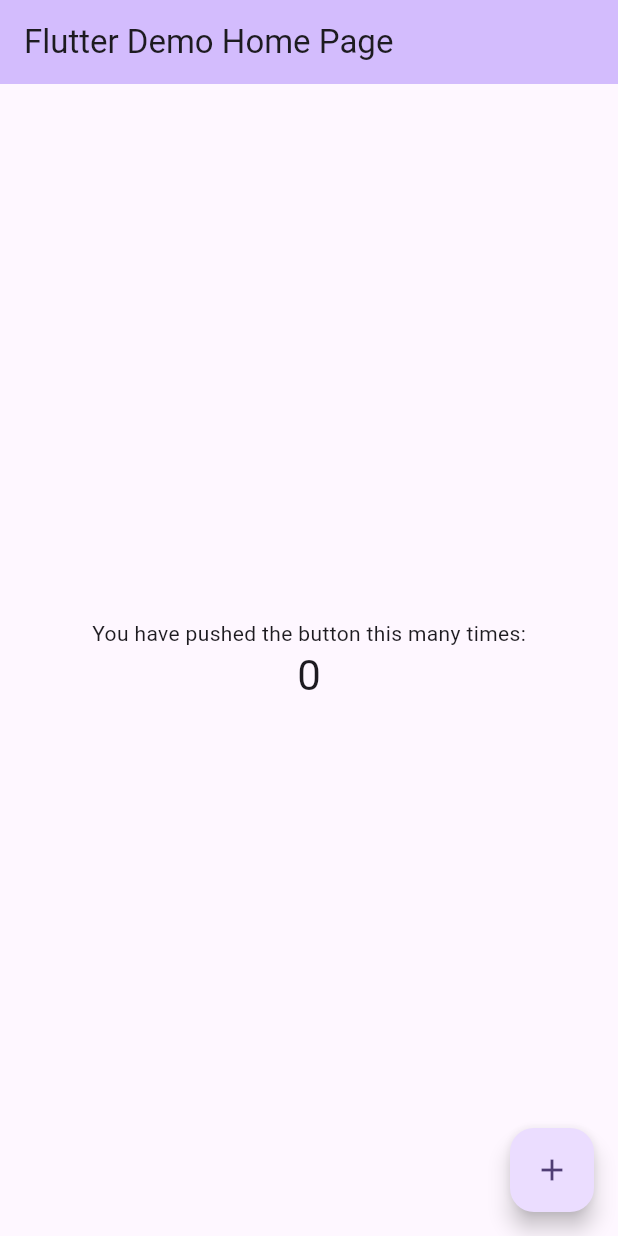
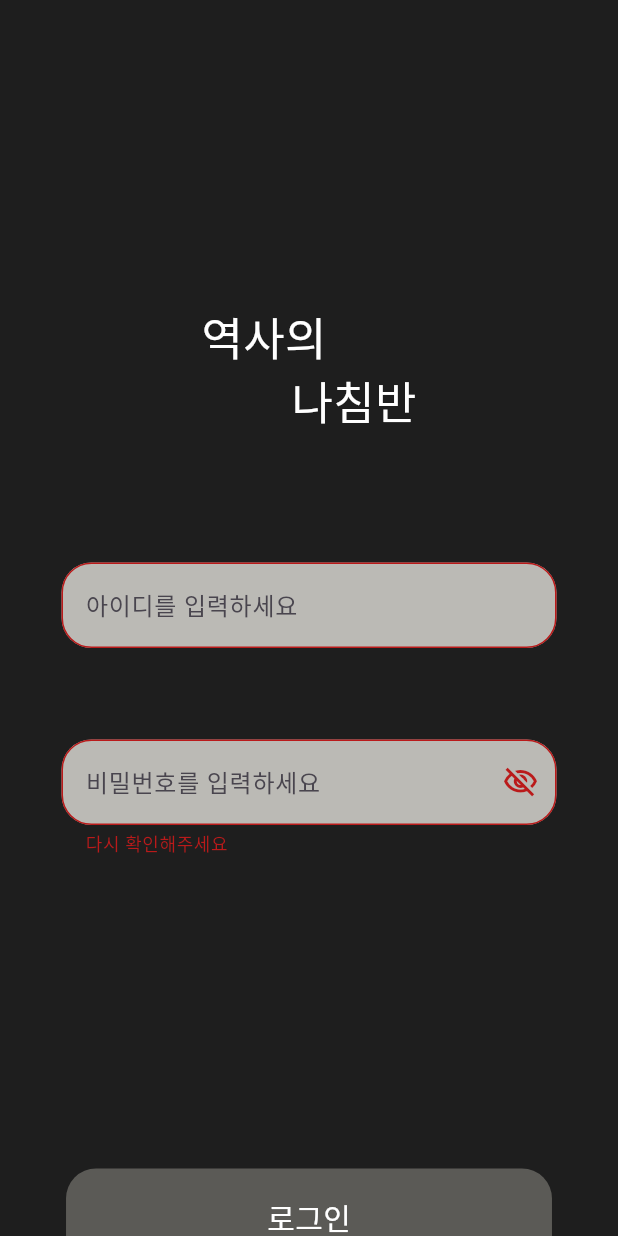
Before and after one commit to dsm-10/camposs, a Flutter app: the screen it shows after launch, on a phone screen of 412 x 824 dp. Run offline on Flutter 3.47's test engine with Material 3 defaults, Android fonts, the phone set to English and light mode, and no system bars.

Commit message:
loginpage
loginpage

```diff
--- /dev/null
+++ b/lib/component/login_botton.dart
@@ -0,0 +1,19 @@
+import 'package:flutter/material.dart';
+
+class LoginBotton extends StatelessWidget {
+  const LoginBotton({super.key,required this.way});
+final String way;
+  @override
+  Widget build(BuildContext context) {
+    return Container(
+      decoration: BoxDecoration(
+        color: Color(0xff5B5A56),
+        borderRadius: BorderRadius.circular(20),
+      ),
+      child: Padding(
+        padding: const EdgeInsets.symmetric(vertical: 18,horizontal: 134),
+        child: Text(way,style: TextStyle(fontSize: 20,color: Colors.white),),
+      ),
+    );
+  }
+}
--- /dev/null
+++ b/lib/component/text_field.dart
@@ -0,0 +1,28 @@
+import 'package:flutter/material.dart';
+
+class TextsField extends StatelessWidget {
+  const TextsField({super.key,required this.hintText,required this.obsText,required this.suffixIcon,required this.errorText});
+final String hintText;
+final bool obsText;
+final Widget? suffixIcon;
+final String errorText;
+  @override
+  Widget build(BuildContext context) {
+    final baseboder = OutlineInputBorder(
+      borderRadius: BorderRadius.circular(20),
+      borderSide: BorderSide(color: Color(0xffBBBAB5)),
+    );
+    return TextFormField(
+      obscureText: obsText,
+        decoration: InputDecoration(
+          hintText: hintText,
+          border: baseboder,
+            fillColor: Color(0xffBBBAB5),
+          filled: true,
+          suffixIcon: suffixIcon,
+         errorText: errorText,
+        ),
+      textInputAction: TextInputAction.search,
+    );
+  }
+}
--- /dev/null
+++ b/lib/component/title.dart
@@ -0,0 +1,19 @@
+import 'package:flutter/material.dart';
+
+class Titles extends StatelessWidget {
+  const Titles({super.key});
+
+  @override
+  Widget build(BuildContext context) {
+    return Column(
+      crossAxisAlignment: CrossAxisAlignment.start,
+      children: [
+        Text('역사의',style: TextStyle(color: Colors.white,fontSize: 30),),
+        Padding(
+          padding: const EdgeInsets.only(left: 60),
+          child: Text('나침반',style: TextStyle(color: Colors.white,fontSize: 30),),
+        ),
+      ],
+    );
+  }
+}
--- a/lib/main.dart
+++ b/lib/main.dart
@@ -1,3 +1,4 @@
+import 'package:camposs/view/login_page.dart';
 import 'package:flutter/material.dart';
 
 void main() {
@@ -30,93 +31,8 @@
         // tested with just a hot reload.
         colorScheme: ColorScheme.fromSeed(seedColor: Colors.deepPurple),
       ),
-      home: const MyHomePage(title: 'Flutter Demo Home Page'),
+      debugShowCheckedModeBanner: false,
+      home: const LoginPage(),
     );
   }
 }
-
-class MyHomePage extends StatefulWidget {
-  const MyHomePage({super.key, required this.title});
-
-  // This widget is the home page of your application. It is stateful, meaning
-  // that it has a State object (defined below) that contains fields that affect
-  // how it looks.
-
-  // This class is the configuration for the state. It holds the values (in this
-  // case the title) provided by the parent (in this case the App widget) and
-  // used by the build method of the State. Fields in a Widget subclass are
-  // always marked "final".
-
-  final String title;
-
-  @override
-  State<MyHomePage> createState() => _MyHomePageState();
-}
-
-class _MyHomePageState extends State<MyHomePage> {
-  int _counter = 0;
-
-  void _incrementCounter() {
-    setState(() {
-      // This call to setState tells the Flutter framework that something has
-      // changed in this State, which causes it to rerun the build method below
-      // so that the display can reflect the updated values. If we changed
-      // _counter without calling setState(), then the build method would not be
-      // called again, and so nothing would appear to happen.
-      _counter++;
-    });
-  }
-
-  @override
-  Widget build(BuildContext context) {
-    // This method is rerun every time setState is called, for instance as done
-    // by the _incrementCounter method above.
-    //
-    // The Flutter framework has been optimized to make rerunning build methods
-    // fast, so that you can just rebuild anything that needs updating rather
-    // than having to individually change instances of widgets.
-    return Scaffold(
-      appBar: AppBar(
-        // TRY THIS: Try changing the color here to a specific color (to
-        // Colors.amber, perhaps?) and trigger a hot reload to see the AppBar
-        // change color while the other colors stay the same.
-        backgroundColor: Theme.of(context).colorScheme.inversePrimary,
-        // Here we take the value from the MyHomePage object that was created by
-        // the App.build method, and use it to set our appbar title.
-        title: Text(widget.title),
-      ),
-      body: Center(
-        // Center is a layout widget. It takes a single child and positions it
-        // in the middle of the parent.
-        child: Column(
-          // Column is also a layout widget. It takes a list of children and
-          // arranges them vertically. By default, it sizes itself to fit its
-          // children horizontally, and tries to be as tall as its parent.
-          //
-          // Column has various properties to control how it sizes itself and
-          // how it positions its children. Here we use mainAxisAlignment to
-          // center the children vertically; the main axis here is the vertical
-          // axis because Columns are vertical (the cross axis would be
-          // horizontal).
-          //
-          // TRY THIS: Invoke "debug painting" (choose the "Toggle Debug Paint"
-          // action in the IDE, or press "p" in the console), to see the
-          // wireframe for each widget.
-          mainAxisAlignment: MainAxisAlignment.center,
-          children: <Widget>[
-            const Text('You have pushed the button this many times:'),
-            Text(
-              '$_counter',
-              style: Theme.of(context).textTheme.headlineMedium,
-            ),
-          ],
-        ),
-      ),
-      floatingActionButton: FloatingActionButton(
-        onPressed: _incrementCounter,
-        tooltip: 'Increment',
-        child: const Icon(Icons.add),
-      ), // This trailing comma makes auto-formatting nicer for build methods.
-    );
-  }
-}
--- /dev/null
+++ b/lib/view/login_page.dart
@@ -0,0 +1,34 @@
+import 'package:flutter/material.dart' hide Title;
+import '../component/login_botton.dart';
+import '../component/text_field.dart';
+import '../component/title.dart';
+
+class LoginPage extends StatelessWidget {
+  const LoginPage({super.key});
+
+  @override
+  Widget build(BuildContext context) {
+    return GestureDetector(
+      onTap: (){FocusScope.of(context).unfocus();},
+      child: Scaffold(
+        backgroundColor: Color(0xff1E1E1E),
+        body: Padding(
+          padding: const EdgeInsets.symmetric(horizontal: 41),
+          child: Column(
+            mainAxisAlignment: MainAxisAlignment.center,
+            children: [
+              SizedBox(height: 203,),
+              Titles(),
+              SizedBox(height: 86,),
+              TextsField(hintText: '아이디를 입력하세요', obsText: false, suffixIcon: null, errorText: '',),
+              SizedBox(height: 41,),
+              TextsField(hintText: '비밀번호를 입력하세요', obsText: true, suffixIcon: Icon(Icons.visibility_off_outlined), errorText: '다시 확인해주세요',),
+              SizedBox(height: 208,),
+              LoginBotton(way: '로그인',),
+            ],
+          ),
+        ),
+      ),
+    );
+  }
+}
```
